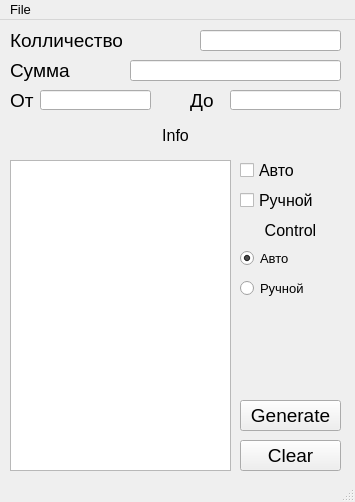
First picture: the form in summator_0.1.ui, repository Egopr/Summator_0.2, before the edit.
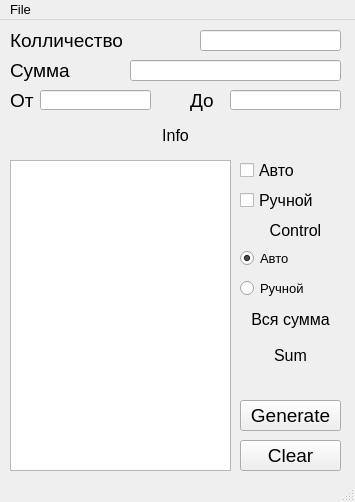
Second picture: the form after the edit.

What changed in the file:
```diff
--- a/summator_0.1.ui
+++ b/summator_0.1.ui
@@ -225,7 +225,7 @@
      <rect>
       <x>240</x>
       <y>200</y>
-      <width>101</width>
+      <width>111</width>
       <height>21</height>
      </rect>
     </property>
@@ -316,6 +316,48 @@
      <string>Ручной</string>
     </property>
    </widget>
+   <widget class="QLabel" name="sum_leb">
+    <property name="geometry">
+     <rect>
+      <x>240</x>
+      <y>320</y>
+      <width>101</width>
+      <height>31</height>
+     </rect>
+    </property>
+    <property name="font">
+     <font>
+      <pointsize>12</pointsize>
+     </font>
+    </property>
+    <property name="text">
+     <string>Sum</string>
+    </property>
+    <property name="alignment">
+     <set>Qt::AlignCenter</set>
+    </property>
+   </widget>
+   <widget class="QLabel" name="label">
+    <property name="geometry">
+     <rect>
+      <x>240</x>
+      <y>289</y>
+      <width>101</width>
+      <height>21</height>
+     </rect>
+    </property>
+    <property name="font">
+     <font>
+      <pointsize>12</pointsize>
+     </font>
+    </property>
+    <property name="text">
+     <string>Вся сумма</string>
+    </property>
+    <property name="alignment">
+     <set>Qt::AlignCenter</set>
+    </property>
+   </widget>
   </widget>
   <widget class="QMenuBar" name="menubar">
    <property name="geometry">
```
Left out of the diff: 5 changed lines with no effect on the pictures.
